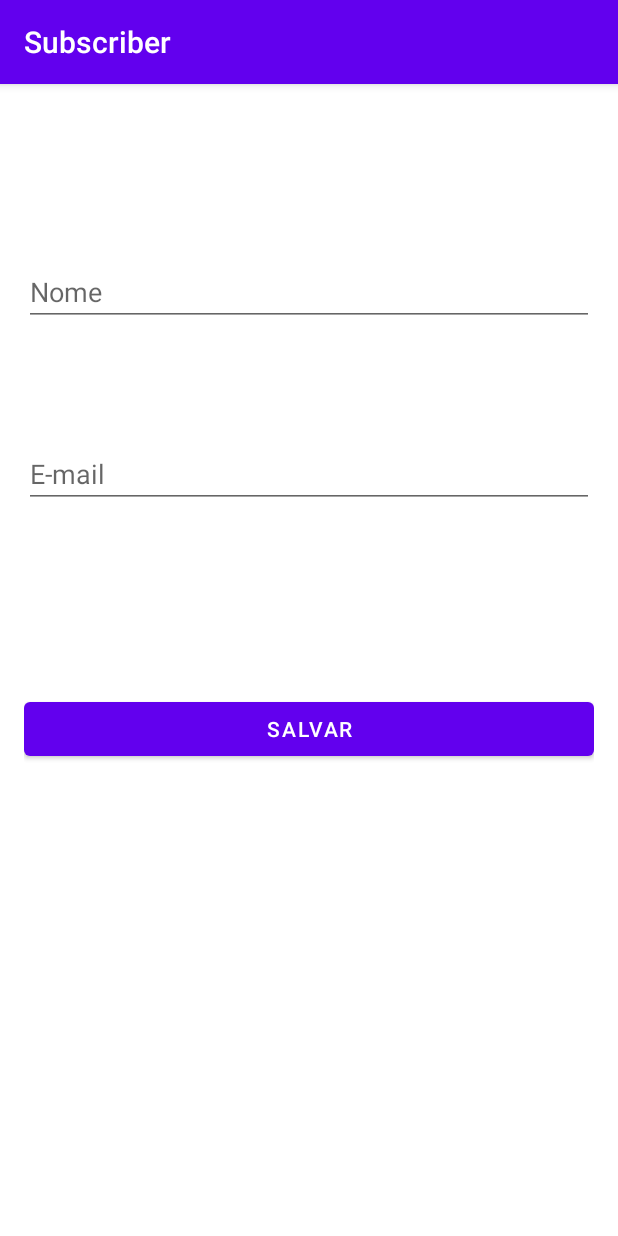
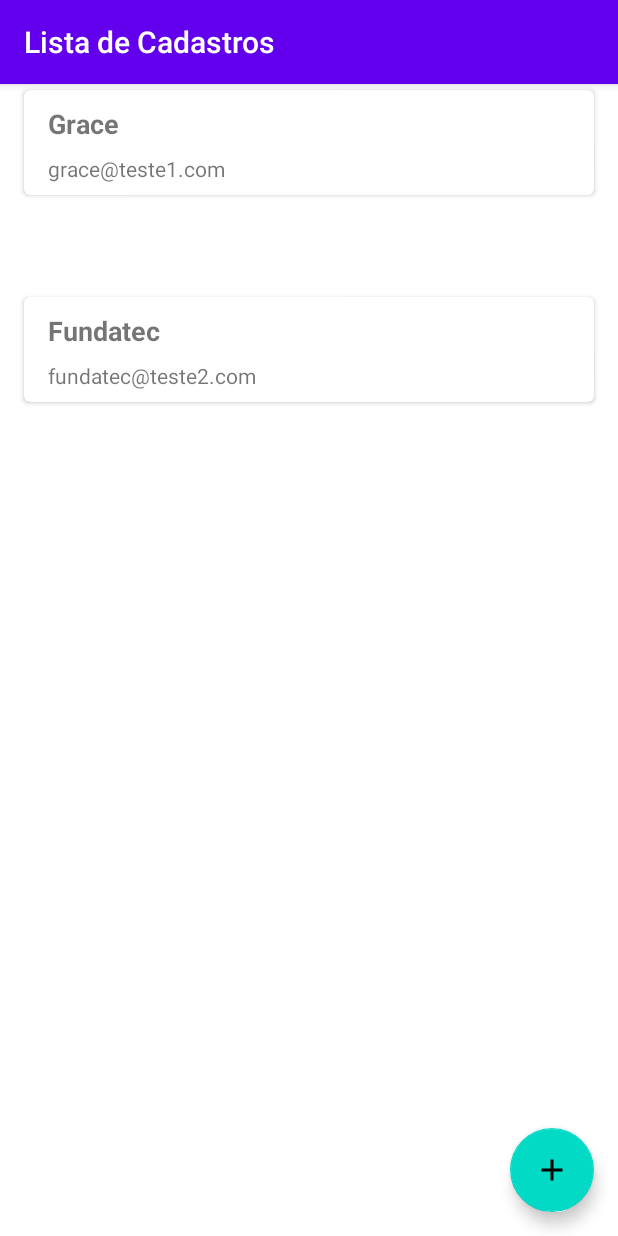
Before and after one commit to GraceTorresLeite/ProjetoAndroid, an Android app: the screen it shows after launch (MainActivity), on a phone screen of 412 x 824 dp. Run offline under Robolectric (Android 15) with nearby library versions, the phone set to English and light mode, and no system bars; our stand-ins replace Room's generated code, navigation-ui.

Commit message:
add list with adapter

```diff
--- /dev/null
+++ b/app/src/main/java/com/example/projetoandroid/ui/subscriber/subscriberList/SubscriberListAdapter.kt
@@ -0,0 +1,39 @@
+package com.example.projetoandroid.ui.subscriber.subscriberList
+
+import android.view.LayoutInflater
+import android.view.View
+import android.view.ViewGroup
+
+import android.widget.TextView
+import androidx.recyclerview.widget.RecyclerView
+import com.example.projetoandroid.R
+import com.example.projetoandroid.data.db.entity.SubscriberEntity
+import kotlinx.android.synthetic.main.subscriber_item.view.*
+
+class SubscriberListAdapter(
+    private val subscribers: List<SubscriberEntity>
+) : RecyclerView.Adapter<SubscriberListAdapter.SubscriberListViewHolder>() {
+
+    override fun onCreateViewHolder(parent: ViewGroup, viewType: Int): SubscriberListViewHolder {
+        val view = LayoutInflater.from(parent.context)
+            .inflate(R.layout.subscriber_item, parent, false)
+
+        return SubscriberListViewHolder(view)
+    }
+
+    override fun onBindViewHolder(holder: SubscriberListViewHolder, position: Int) {
+        holder.bindView(subscribers[position])
+    }
+
+    override fun getItemCount(): Int = subscribers.size
+
+    class SubscriberListViewHolder(itemView: View) : RecyclerView.ViewHolder(itemView) {
+        private val textViewSubscriberName: TextView = itemView.text_subscriber_name
+        private val textViewSubscriberEmail: TextView = itemView.text_subscriber_email
+
+        fun bindView(subscriber: SubscriberEntity) {
+            textViewSubscriberName.text = subscriber.name
+            textViewSubscriberEmail.text = subscriber.email
+        }
+    }
+}
--- /dev/null
+++ b/app/src/main/java/com/example/projetoandroid/ui/subscriber/subscriberList/SubscriberListFragment.kt
@@ -0,0 +1,29 @@
+package com.example.projetoandroid.ui.subscriber.subscriberList
+
+import android.os.Bundle
+import android.view.View
+import androidx.fragment.app.Fragment
+import com.example.projetoandroid.R
+import com.example.projetoandroid.data.db.entity.SubscriberEntity
+import kotlinx.android.synthetic.main.subscriber_list_fragment.*
+
+// definir recurso de layout- não precisa mais do oncreateview
+class SubscriberListFragment : Fragment(R.layout.subscriber_list_fragment) {
+    private lateinit var viewModel: SubscriberListViewModel
+
+    override fun onViewCreated(view: View, savedInstanceState: Bundle?) {
+        super.onViewCreated(view, savedInstanceState)
+//instanciar adapter - lista fake
+        val subscriberListAdapter = SubscriberListAdapter(
+            listOf(
+                SubscriberEntity(1, "Grace", "grace@teste1.com"),
+                SubscriberEntity(2, "Fundatec", "fundatec@teste2.com")
+            )
+        )
+
+        with(recycler_subscribers) {
+            setHasFixedSize(true)
+            adapter = subscriberListAdapter
+        }
+    }
+                                           }
--- /dev/null
+++ b/app/src/main/java/com/example/projetoandroid/ui/subscriber/subscriberList/SubscriberListViewModel.kt
@@ -0,0 +1,7 @@
+package com.example.projetoandroid.ui.subscriber.subscriberList
+
+import androidx.lifecycle.ViewModel
+
+class SubscriberListViewModel : ViewModel() {
+    // TODO: Implement the ViewModel
+}
--- /dev/null
+++ b/app/src/main/res/drawable/ic_add.xml
@@ -0,0 +1,5 @@
+<vector android:height="24dp" android:tint="#FFFFFF"
+    android:viewportHeight="24" android:viewportWidth="24"
+    android:width="24dp" xmlns:android="http://schemas.android.com/apk/res/android">
+    <path android:fillColor="@android:color/white" android:pathData="M19,13h-6v6h-2v-6H5v-2h6V5h2v6h6v2z"/>
+</vector>
--- /dev/null
+++ b/app/src/main/res/layout/subscriber_item.xml
@@ -0,0 +1,39 @@
+<?xml version="1.0" encoding="utf-8"?>
+<androidx.cardview.widget.CardView xmlns:android="http://schemas.android.com/apk/res/android"
+    xmlns:app="http://schemas.android.com/apk/res-auto"
+    xmlns:tools="http://schemas.android.com/tools"
+    android:layout_width="match_parent"
+    android:layout_height="wrap_content"
+    android:layout_marginStart="16dp"
+    android:layout_marginTop="60dp"
+    android:layout_marginEnd="16dp"
+    android:layout_marginBottom="8dp"
+    app:cardCornerRadius="4dp">
+
+    <LinearLayout
+        android:layout_width="match_parent"
+        android:layout_height="wrap_content"
+        android:orientation="vertical"
+        android:paddingStart="16dp"
+        android:paddingTop="10dp"
+        android:paddingEnd="16dp"
+        android:paddingBottom="8dp">
+
+        <TextView
+            android:id="@+id/text_subscriber_name"
+            android:layout_width="wrap_content"
+            android:layout_height="wrap_content"
+            android:textSize="18sp"
+            android:textStyle="bold"
+            tools:text="Grace Tôrres Leite " />
+
+        <TextView
+            android:id="@+id/text_subscriber_email"
+            android:layout_width="wrap_content"
+            android:layout_height="wrap_content"
+            android:layout_marginTop="8dp"
+            tools:text="contato@graceTeste.com.br" />
+
+    </LinearLayout>
+
+</androidx.cardview.widget.CardView>
--- /dev/null
+++ b/app/src/main/res/layout/subscriber_list_fragment.xml
@@ -0,0 +1,25 @@
+<?xml version="1.0" encoding="utf-8"?>
+<androidx.coordinatorlayout.widget.CoordinatorLayout
+    xmlns:android="http://schemas.android.com/apk/res/android"
+    xmlns:app="http://schemas.android.com/apk/res-auto"
+    xmlns:tools="http://schemas.android.com/tools"
+    android:layout_width="match_parent"
+    android:layout_height="match_parent"
+    tools:context=".ui.subscriber.subscriberList.SubscriberListFragment">
+
+    <androidx.recyclerview.widget.RecyclerView
+        android:id="@+id/recycler_subscribers"
+        android:layout_width="match_parent"
+        android:layout_height="721dp"
+        app:layoutManager="androidx.recyclerview.widget.LinearLayoutManager"
+        tools:listitem="@layout/subscriber_item" />
+
+    <com.google.android.material.floatingactionbutton.FloatingActionButton
+        android:id="@+id/fabAddSubscriber"
+        android:layout_width="wrap_content"
+        android:layout_height="wrap_content"
+        android:layout_gravity="end|bottom"
+        android:layout_margin="16dp"
+        android:src="@drawable/ic_add" />
+
+</androidx.coordinatorlayout.widget.CoordinatorLayout>
--- a/app/src/main/res/navigation/main_graph.xml
+++ b/app/src/main/res/navigation/main_graph.xml
@@ -3,11 +3,15 @@
     xmlns:app="http://schemas.android.com/apk/res-auto"
     xmlns:tools="http://schemas.android.com/tools"
     android:id="@+id/main_graph"
-    app:startDestination="@id/subscriberFragment">
-
+    app:startDestination="@id/subscriberListFragment">
+    <fragment
+        android:id="@+id/subscriberListFragment"
+        android:name="com.example.projetoandroid.ui.subscriber.subscriberList.SubscriberListFragment"
+        android:label="Lista de Cadastros" />
     <fragment
         android:id="@+id/subscriberFragment"
         android:name="com.example.projetoandroid.ui.subscriber.SubscriberFragment"
         android:label="@string/subscriber_title"
         tools:layout="@layout/subscriber_fragment" />
+
 </navigation>
```
Also changed, not shown: 2 other files.
